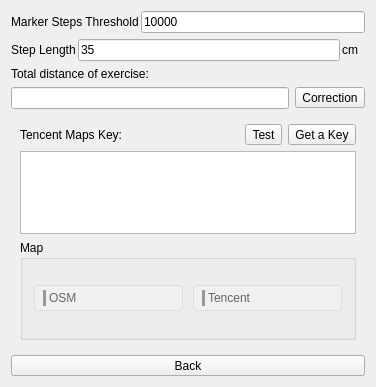
Before: the Qt Designer form src/Exercise/StepsOptions.ui in ic005k/Knot, drawn with Qt 5.
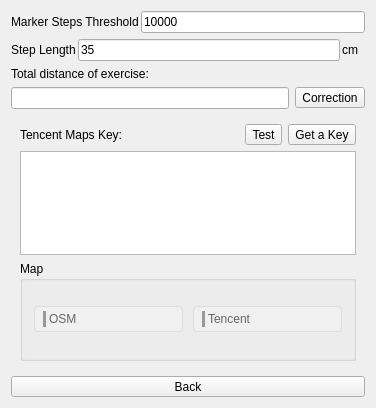
After: the same form once the commit is applied. Icons and pictures are not drawn.

```diff
--- a/src/Exercise/StepsOptions.ui
+++ b/src/Exercise/StepsOptions.ui
@@ -7,7 +7,7 @@
     <x>0</x>
     <y>0</y>
     <width>376</width>
-    <height>387</height>
+    <height>408</height>
    </rect>
   </property>
   <property name="windowTitle">
@@ -164,6 +164,12 @@
       </item>
       <item>
        <widget class="QGroupBox" name="gboxMapType">
+        <property name="sizePolicy">
+         <sizepolicy hsizetype="Preferred" vsizetype="Fixed">
+          <horstretch>0</horstretch>
+          <verstretch>0</verstretch>
+         </sizepolicy>
+        </property>
         <property name="minimumSize">
          <size>
           <width>0</width>
```
